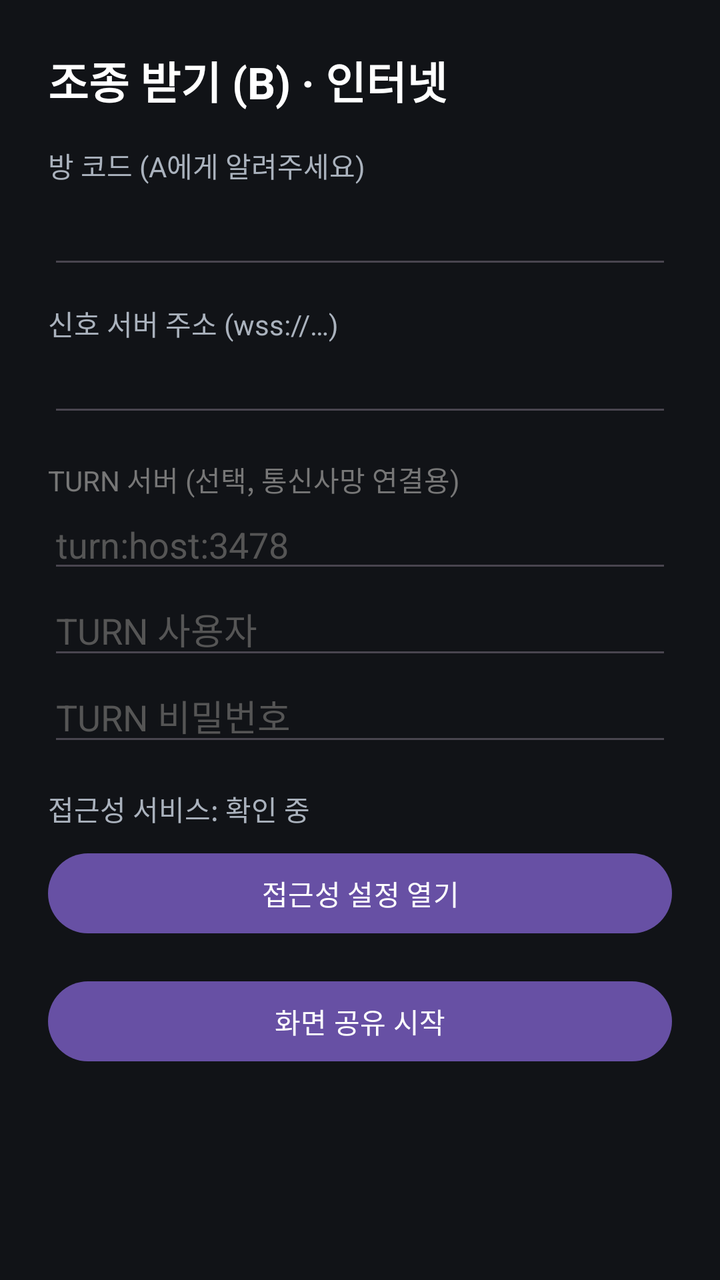
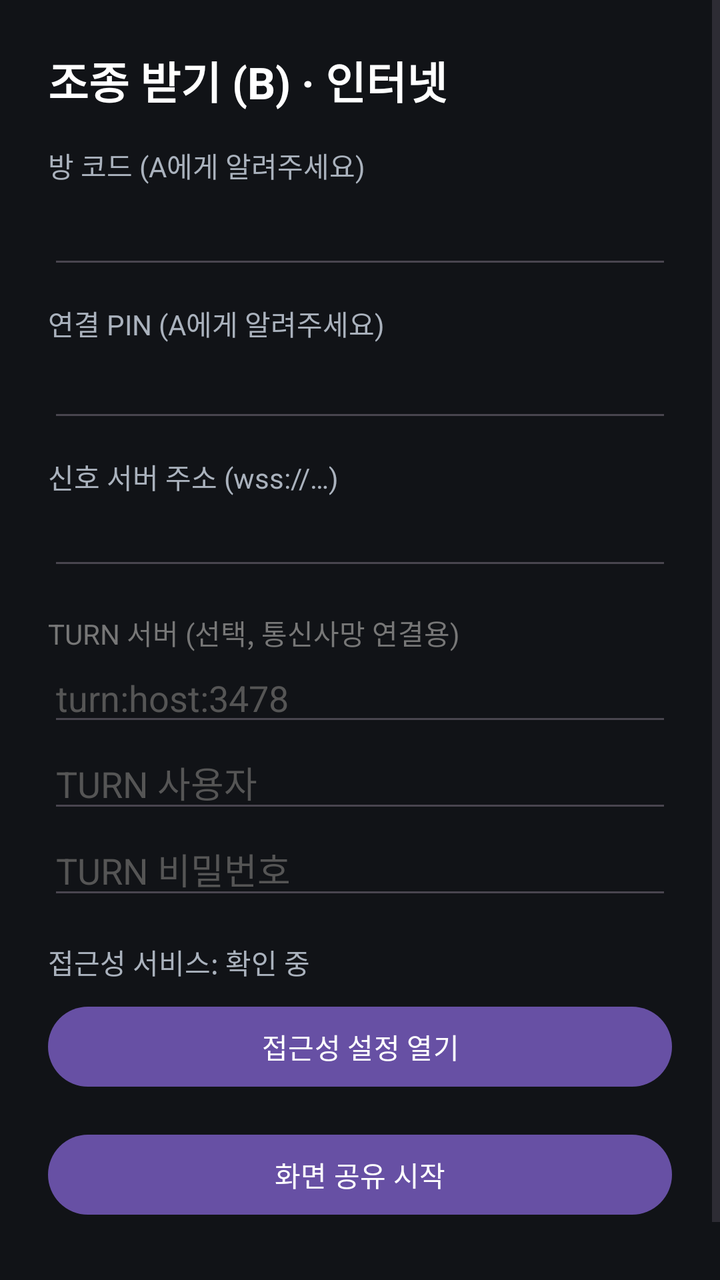

Before-and-after screenshots of an Android layout around one commit, followed by the original layout XML and the change that was made.
<!-- AndroidManifest.xml: application theme Theme.Material3.DayNight.NoActionBar -->
<!-- res/layout/activity_webrtc_host.xml -->
<?xml version="1.0" encoding="utf-8"?>
<ScrollView xmlns:android="http://schemas.android.com/apk/res/android"
    android:layout_width="match_parent"
    android:layout_height="match_parent"
    android:background="#111317">

    <LinearLayout
        android:layout_width="match_parent"
        android:layout_height="wrap_content"
        android:orientation="vertical"
        android:padding="24dp">

        <TextView
            android:layout_width="wrap_content"
            android:layout_height="wrap_content"
            android:text="조종 받기 (B) · 인터넷"
            android:textColor="#FFFFFF"
            android:textSize="22sp"
            android:textStyle="bold"
            android:layout_marginBottom="16dp" />

        <TextView
            android:layout_width="wrap_content"
            android:layout_height="wrap_content"
            android:text="방 코드 (A에게 알려주세요)"
            android:textColor="#AAB2BD" />
        <EditText
            android:id="@+id/editCode"
            android:layout_width="match_parent"
            android:layout_height="wrap_content"
            android:inputType="number"
            android:textColor="#4FC3F7"
            android:textSize="22sp"
            android:layout_marginBottom="12dp" />

        <TextView
            android:layout_width="wrap_content"
            android:layout_height="wrap_content"
            android:text="신호 서버 주소 (wss://…)"
            android:textColor="#AAB2BD" />
        <EditText
            android:id="@+id/editUrl"
            android:layout_width="match_parent"
            android:layout_height="wrap_content"
            android:inputType="textUri"
            android:textColor="#FFFFFF"
            android:layout_marginBottom="12dp" />

        <TextView
            android:layout_width="wrap_content"
            android:layout_height="wrap_content"
            android:text="TURN 서버 (선택, 통신사망 연결용)"
            android:textColor="#777"
            android:layout_marginTop="4dp" />
        <EditText
            android:id="@+id/editTurnUrl"
            android:layout_width="match_parent"
            android:layout_height="wrap_content"
            android:hint="turn:host:3478"
            android:textColorHint="#555"
            android:textColor="#FFFFFF" />
        <EditText
            android:id="@+id/editTurnUser"
            android:layout_width="match_parent"
            android:layout_height="wrap_content"
            android:hint="TURN 사용자"
            android:textColorHint="#555"
            android:textColor="#FFFFFF" />
        <EditText
            android:id="@+id/editTurnCred"
            android:layout_width="match_parent"
            android:layout_height="wrap_content"
            android:hint="TURN 비밀번호"
            android:textColorHint="#555"
            android:textColor="#FFFFFF"
            android:layout_marginBottom="16dp" />

        <TextView
            android:id="@+id/txtAccessibility"
            android:layout_width="wrap_content"
            android:layout_height="wrap_content"
            android:text="접근성 서비스: 확인 중"
            android:textColor="#AAB2BD"
            android:layout_marginBottom="8dp" />
        <Button
            android:id="@+id/btnAccessibility"
            android:layout_width="match_parent"
            android:layout_height="wrap_content"
            android:text="접근성 설정 열기"
            android:layout_marginBottom="16dp" />

        <Button
            android:id="@+id/btnStart"
            android:layout_width="match_parent"
            android:layout_height="wrap_content"
            android:text="화면 공유 시작" />

        <TextView
            android:id="@+id/txtStatus"
            android:layout_width="match_parent"
            android:layout_height="wrap_content"
            android:text=""
            android:textColor="#FFCC80"
            android:layout_marginTop="16dp" />
    </LinearLayout>
</ScrollView>
<!-- resources referenced by this layout -->
<resources>

</resources>

<!-- the commit's change to res/layout/activity_webrtc_host.xml (unified diff, before → after) -->
@@ -31,6 +31,20 @@
             android:inputType="number"
             android:textColor="#4FC3F7"
             android:textSize="22sp"
+            android:layout_marginBottom="12dp" />
+
+        <TextView
+            android:layout_width="wrap_content"
+            android:layout_height="wrap_content"
+            android:text="연결 PIN (A에게 알려주세요)"
+            android:textColor="#AAB2BD" />
+        <EditText
+            android:id="@+id/editPin"
+            android:layout_width="match_parent"
+            android:layout_height="wrap_content"
+            android:inputType="number"
+            android:textColor="#4FC3F7"
+            android:textSize="20sp"
             android:layout_marginBottom="12dp" />
 
         <TextView
